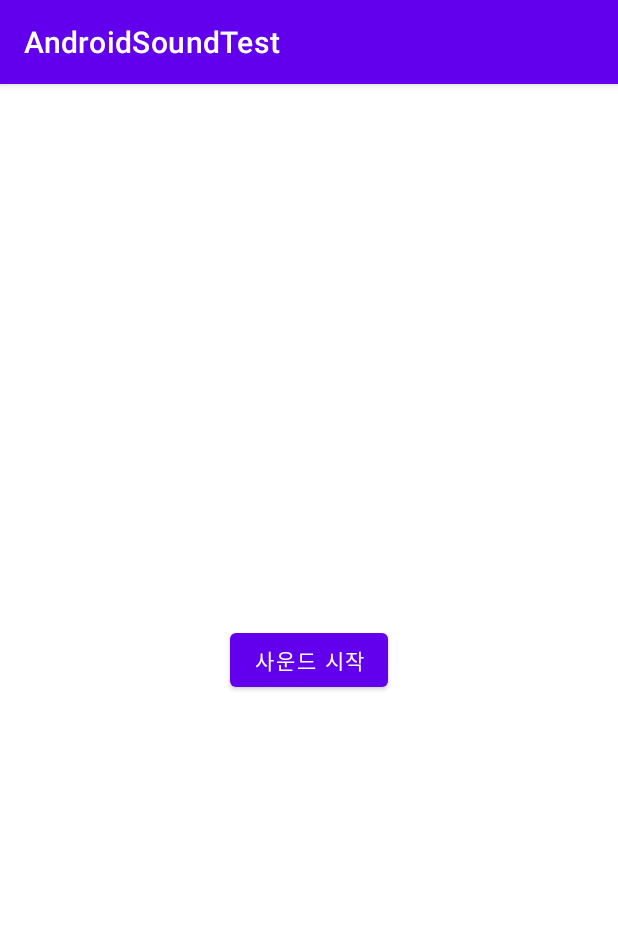
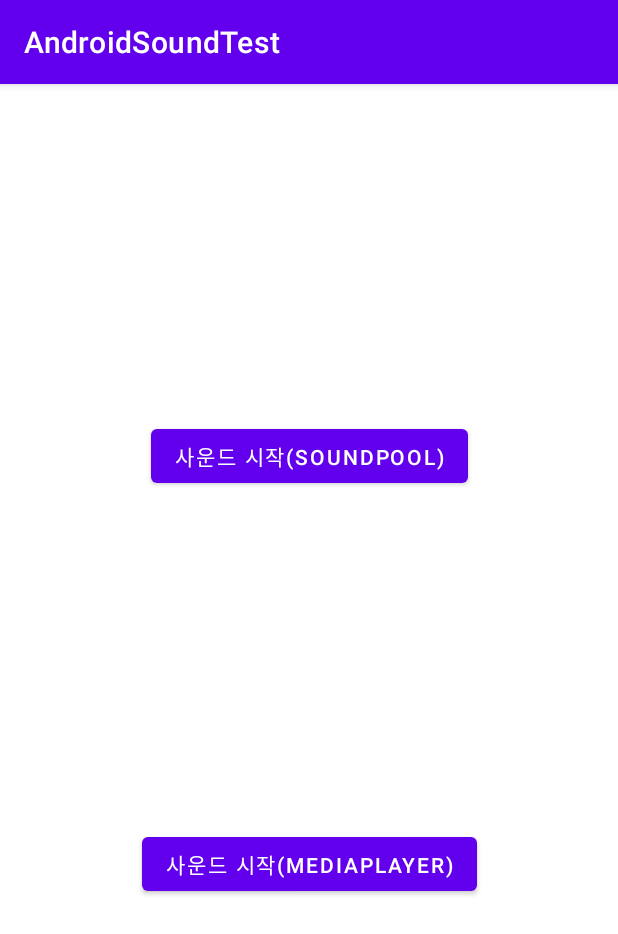
Before and after one commit to BaeWooRam/AndroidSoundTest, an Android app: the screen it shows after launch (MainActivity), on a phone screen of 412 x 824 dp. Shown: the top 934 px of the screen. Run offline under Robolectric (Android 15) with nearby library versions, the phone set to English and light mode, and no system bars.

Commit message:
[Update] Add MediaPlayer
MediaPlayer 관련 코드 추가

```diff
--- a/app/src/main/java/com/example/soundtest/MainActivity.kt
+++ b/app/src/main/java/com/example/soundtest/MainActivity.kt
@@ -15,8 +15,12 @@ class MainActivity : AppCompatActivity() {
         super.onCreate(savedInstanceState)
         setContentView(R.layout.activity_main)
 
-        findViewById<Button>(R.id.btnStartSound).setOnClickListener {
-            soundPlayer.play()
+        findViewById<Button>(R.id.btnMediaPlayStartSound).setOnClickListener {
+            soundPlayer.play(SoundPlayer.Type.MediaPlayer)
+        }
+
+        findViewById<Button>(R.id.btnSoundPoolStartSound).setOnClickListener {
+            soundPlayer.play(SoundPlayer.Type.SoundPool)
         }
     }
 
--- a/app/src/main/res/layout/activity_main.xml
+++ b/app/src/main/res/layout/activity_main.xml
@@ -7,13 +7,23 @@
     tools:context=".MainActivity">
 
     <Button
-        android:id="@+id/btnStartSound"
+        android:id="@+id/btnSoundPoolStartSound"
         android:layout_width="wrap_content"
         android:layout_height="wrap_content"
-        android:text="사운드 시작"
-        app:layout_constraintBottom_toBottomOf="parent"
+        android:text="사운드 시작(SoundPool)"
+        app:layout_constraintBottom_toTopOf="@id/btnMediaPlayStartSound"
         app:layout_constraintLeft_toLeftOf="parent"
         app:layout_constraintRight_toRightOf="parent"
         app:layout_constraintTop_toTopOf="parent" />
 
+    <Button
+        android:id="@+id/btnMediaPlayStartSound"
+        android:layout_width="wrap_content"
+        android:layout_height="wrap_content"
+        android:text="사운드 시작(MediaPlayer)"
+        app:layout_constraintBottom_toBottomOf="parent"
+        app:layout_constraintLeft_toLeftOf="parent"
+        app:layout_constraintRight_toRightOf="parent"
+        app:layout_constraintTop_toBottomOf="@id/btnSoundPoolStartSound" />
+
 </androidx.constraintlayout.widget.ConstraintLayout>
```
Also changed, not shown: app/src/main/java/com/example/soundtest/SoundPlayer.kt (+28 -3 lines).
